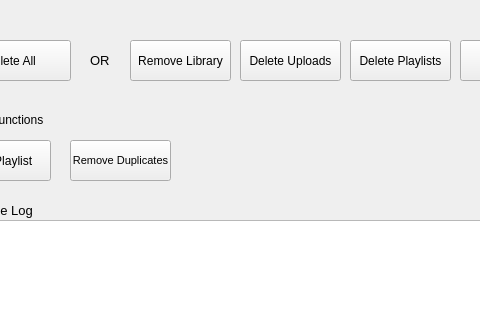
apastel/ytmusic-deleter, file gui/src/main/resources/main_window.ui: the form before one commit; both pictures show x 90 to 570 and y 119 to 439 of the 900 by 685 pixel window.
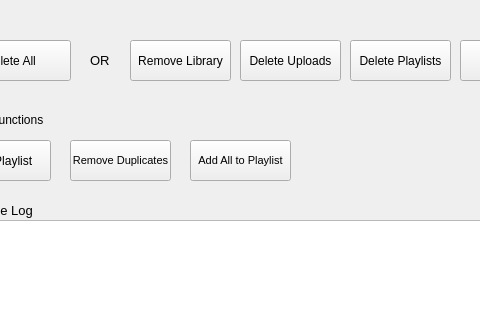
The form after the commit.

Commit message:
79 add all songs to a playlist (#81)
* add new cli command for add_all_to_playlist

* add some logging

* add more logging and unit test

* add new feature to UI

* change sort-playlist dialog button text

What changed in the file:
```diff
--- a/gui/src/main/resources/main_window.ui
+++ b/gui/src/main/resources/main_window.ui
@@ -378,6 +378,33 @@
      <bool>false</bool>
     </property>
    </widget>
+   <widget class="QPushButton" name="addAllToPlaylistButton">
+    <property name="enabled">
+     <bool>true</bool>
+    </property>
+    <property name="geometry">
+     <rect>
+      <x>280</x>
+      <y>240</y>
+      <width>101</width>
+      <height>41</height>
+     </rect>
+    </property>
+    <property name="font">
+     <font>
+      <pointsize>8</pointsize>
+     </font>
+    </property>
+    <property name="statusTip">
+     <string>Add all library songs or uploads to a playlist.</string>
+    </property>
+    <property name="text">
+     <string>Add All to Playlist</string>
+    </property>
+    <property name="default">
+     <bool>false</bool>
+    </property>
+   </widget>
   </widget>
   <widget class="QMenuBar" name="menubar">
    <property name="geometry">
```
The commit also changes 14 other files.
